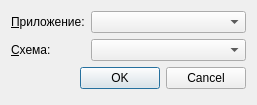
First picture: the form in terminal/src/configdialog.ui, repository Automiq/alpha.protort, before the edit.
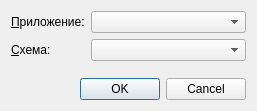
Second picture: the form after the edit.

Diff of the .ui file:
```diff
--- a/terminal/src/configdialog.ui
+++ b/terminal/src/configdialog.ui
@@ -7,7 +7,7 @@
     <x>0</x>
     <y>0</y>
     <width>257</width>
-    <height>105</height>
+    <height>111</height>
    </rect>
   </property>
   <property name="windowTitle">
@@ -48,7 +48,20 @@
      </item>
     </layout>
    </item>
-   <item row="3" column="0" colspan="2">
+   <item row="3" column="0">
+    <spacer name="verticalSpacer">
+     <property name="orientation">
+      <enum>Qt::Vertical</enum>
+     </property>
+     <property name="sizeHint" stdset="0">
+      <size>
+       <width>20</width>
+       <height>40</height>
+      </size>
+     </property>
+    </spacer>
+   </item>
+   <item row="4" column="0" colspan="2">
     <widget class="QDialogButtonBox" name="buttonBox">
      <property name="orientation">
       <enum>Qt::Horizontal</enum>
```
